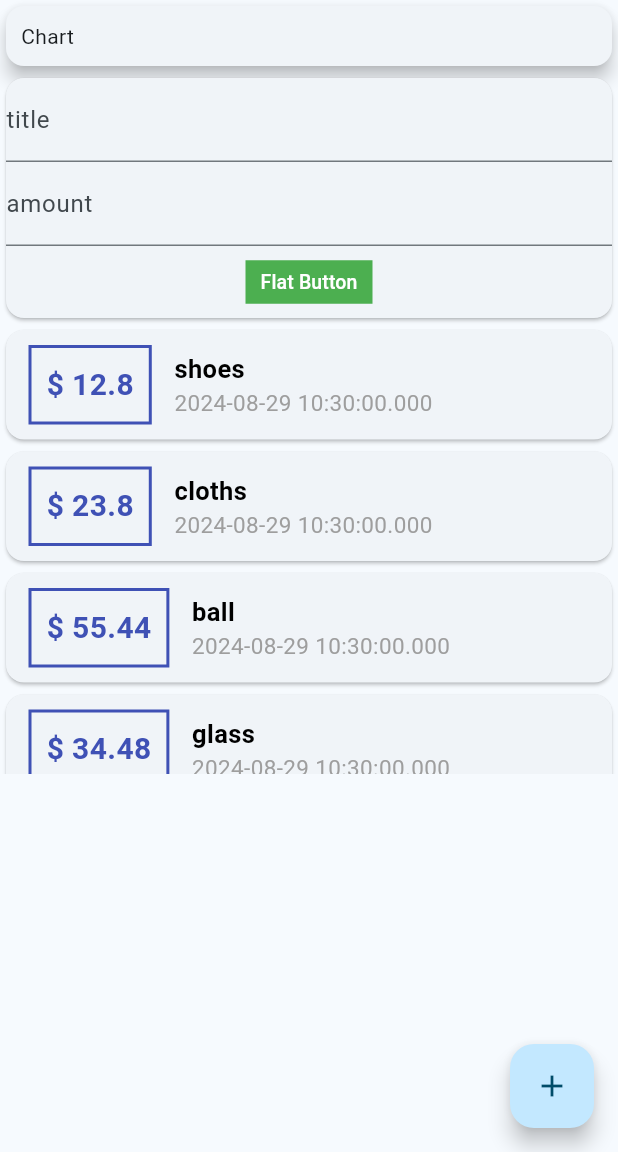
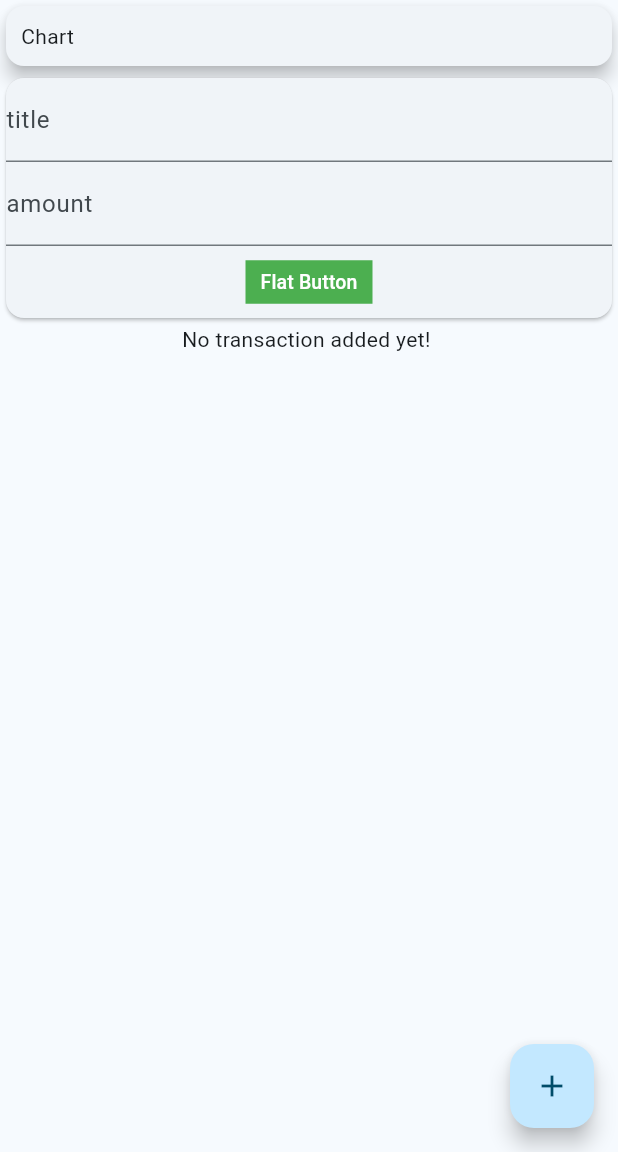
Before and after one commit to zahhard/personal_expence_app, a Flutter app: the screen it shows after launch, on a phone screen of 412 x 824 dp, the part 84-1236 px from its top. Run offline on Flutter 3.47's test engine with Material 3 defaults, Android fonts, the phone set to English and light mode, and no system bars.

Commit message:
hadleing empty transaction list

```diff
--- a/lib/widgets/transaction_list.dart
+++ b/lib/widgets/transaction_list.dart
@@ -11,7 +11,13 @@ class TranslationList extends StatelessWidget{
   Widget build(BuildContext context) {
     return Container(
         height: 300,
-        child: ListView.builder(
+        child: transactions.isEmpty?
+        Column(
+          children: <Widget>[
+            Text('No transaction added yet! '),
+          ],
+        ) :
+        ListView.builder(
           itemBuilder: (BuildContext context, int index) {
             return Card(
                 child: Row(
--- a/lib/widgets/user_transaction.dart
+++ b/lib/widgets/user_transaction.dart
@@ -13,6 +13,7 @@ class UserTransaction extends StatefulWidget{
 class _UsetTransaction extends State<UserTransaction>{
 
   final List<Transaction> transactions = [
+    /*
     Transaction(id: '1', title: 'shoes', amount: 12.8, date: DateTime.now()),
     Transaction(id: '2', title: 'cloths', amount: 23.8, date: DateTime.now()),
     Transaction(id: '3', title: 'ball', amount: 55.44, date: DateTime.now()),
@@ -23,6 +24,8 @@ class _UsetTransaction extends State<UserTransaction>{
     Transaction(id: '4', title: 'glass', amount: 34.48, date: DateTime.now()),
     Transaction(id: '3', title: 'ball', amount: 55.44, date: DateTime.now()),
     Transaction(id: '4', title: 'glass', amount: 34.48, date: DateTime.now())
+
+     */
   ];
 
   void addTransaction(String title, double amount){
```
Also changed, not shown: lib/asset/imge/not-found-alt.png (added), lib/asset/imge/shopping-basket.png (added).
